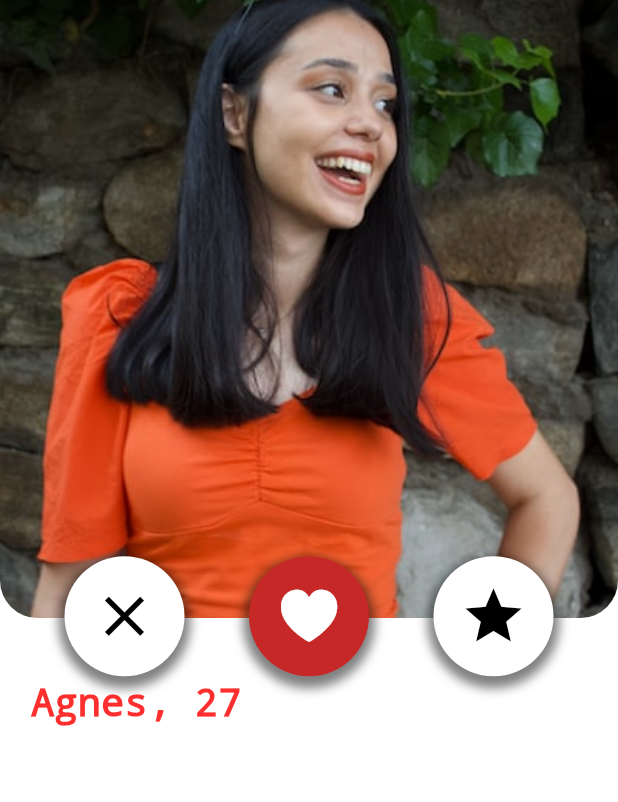
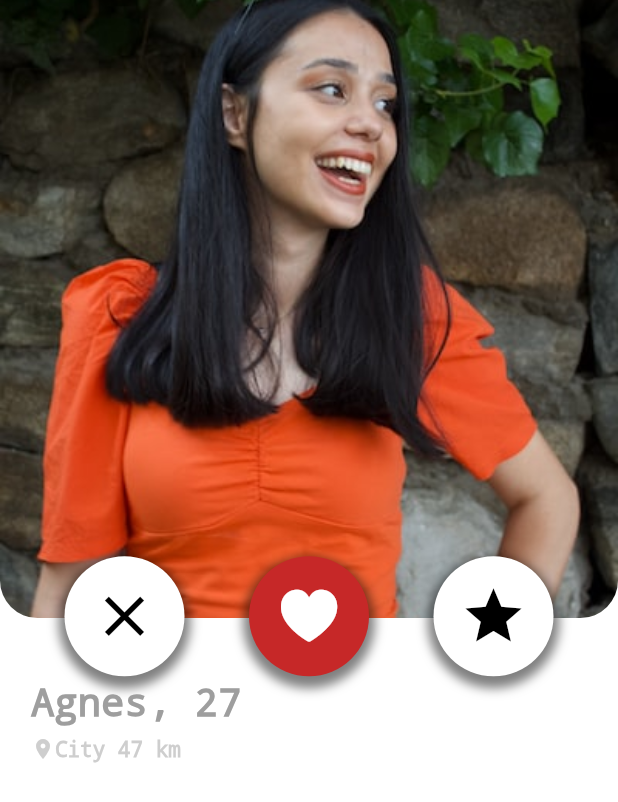
Before and after one commit to leon-mel/pometri, a Flutter app: the screen it shows after launch, on a phone screen of 412 x 824 dp. Shown: the top 802 px of the screen. Run offline on Flutter 3.47's test engine with Material 2 defaults, Android fonts, the phone set to English and light mode, and no system bars; our stand-ins replace flutter_bounce, hexcolor.

Commit message:
updating profile screen ui

```diff
--- /dev/null
+++ b/lib/homemenu/home_page.dart
@@ -0,0 +1,27 @@
+import 'package:flutter/material.dart';
+import 'package:flutter/src/foundation/key.dart';
+import 'package:flutter/src/widgets/container.dart';
+import 'package:flutter/src/widgets/framework.dart';
+
+class HomePage extends StatelessWidget {
+  const HomePage({Key? key}) : super(key: key);
+
+  @override
+  Widget build(BuildContext context) {
+    return Scaffold(
+        appBar: AppBar(
+          backgroundColor: Colors.white,
+          title: const Text(
+            "Pometri",
+            style: TextStyle(color: Colors.black),
+          ),
+        ),
+        body: Column(
+          children: [
+            Row(
+              children: [],
+            )
+          ],
+        ));
+  }
+}
--- a/lib/navigator/profileScreen.dart
+++ b/lib/navigator/profileScreen.dart
@@ -12,7 +12,8 @@ class ProfileScreen extends StatelessWidget {
 
   @override
   Widget build(BuildContext context) {
-    return Container(
+    return SafeArea(
+      child: Container(
         height: SizeConfig.screenHeight,
         width: SizeConfig.screenWidth,
         color: Colors.white,
@@ -70,18 +71,49 @@ class ProfileScreen extends StatelessWidget {
                 children: [
                   Text(
                     "Agnes, ",
-                  style:
-                      TextStyle(fontSize: 26, decoration: TextDecoration.none),
+                    style: TextStyle(
+                        fontSize: 26,
+                        decoration: TextDecoration.none,
+                        color: Colors.grey[500]),
                   ),
                   Text(
                     "27",
-                  style:
-                      TextStyle(fontSize: 26, decoration: TextDecoration.none),
-                )
+                    style: TextStyle(
+                        fontSize: 26,
+                        decoration: TextDecoration.none,
+                        color: Colors.grey[500]),
+                  ),
+                ],
+              ),
+            ),
+            Padding(
+              padding: EdgeInsets.only(
+                  left: SizeConfig.blockSizeHorizontal * 5,
+                  top: SizeConfig.blockSizeHorizontal * 2),
+              child: Row(
+                children: [
+                  Icon(
+                    Icons.location_on,
+                    color: Colors.grey[500]?.withOpacity(0.5),
+                    size: 16,
+                  ),
+                  Text(
+                    "City ",
+                    style: TextStyle(
+                        fontSize: 14,
+                        decoration: TextDecoration.none,
+                        color: Colors.grey[500]?.withOpacity(0.5)),
+                  ),
+                  Text("47 km",
+                      style: TextStyle(
+                          fontSize: 14,
+                          decoration: TextDecoration.none,
+                          color: Colors.grey[500]?.withOpacity(0.5)))
                 ],
               ),
             )
           ],
+        ),
       ),
     );
   }
```
Also changed, not shown: assets/girl.webp (added). Lines whose indentation alone changed are shown as unchanged.
